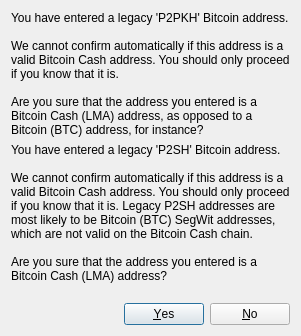
Above: src/qt/forms/legacyaddresswarndialog.ui from lambdablockchain/lambda-node before the change. Below: the same form after it.
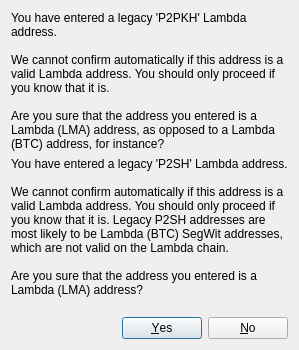
That is the form after the change.

Commit message: lambda blockchain launch

Patch:
```diff
--- a/src/qt/forms/legacyaddresswarndialog.ui
+++ b/src/qt/forms/legacyaddresswarndialog.ui
@@ -12,7 +12,7 @@
       <bool>true</bool>
      </property>
      <property name="text">
-      <string>You have entered a legacy 'P2PKH' Bitcoin address.&lt;br/&gt;&lt;br/&gt;We cannot confirm automatically if this address is a valid Bitcoin Cash address. You should only proceed if you know that it is.&lt;br/&gt;&lt;br/&gt;Are you sure that the address you entered is a Bitcoin Cash (LMA) address, as opposed to a Bitcoin (BTC) address, for instance?</string>
+      <string>You have entered a legacy 'P2PKH' Lambda address.&lt;br/&gt;&lt;br/&gt;We cannot confirm automatically if this address is a valid Lambda address. You should only proceed if you know that it is.&lt;br/&gt;&lt;br/&gt;Are you sure that the address you entered is a Lambda (LMA) address, as opposed to a Lambda (BTC) address, for instance?</string>
      </property>
      <property name="visible">
       <bool>false</bool>
@@ -25,7 +25,7 @@
       <bool>true</bool>
      </property>
      <property name="text">
-      <string>You have entered a legacy 'P2SH' Bitcoin address.&lt;br/&gt;&lt;br/&gt;We cannot confirm automatically if this address is a valid Bitcoin Cash address. You should only proceed if you know that it is. Legacy P2SH addresses are most likely to be Bitcoin (BTC) SegWit addresses, which are not valid on the Bitcoin Cash chain.&lt;br/&gt;&lt;br/&gt;Are you sure that the address you entered is a Bitcoin Cash (LMA) address?</string>
+      <string>You have entered a legacy 'P2SH' Lambda address.&lt;br/&gt;&lt;br/&gt;We cannot confirm automatically if this address is a valid Lambda address. You should only proceed if you know that it is. Legacy P2SH addresses are most likely to be Lambda (BTC) SegWit addresses, which are not valid on the Lambda chain.&lt;br/&gt;&lt;br/&gt;Are you sure that the address you entered is a Lambda (LMA) address?</string>
      </property>
      <property name="visible">
       <bool>false</bool>
```
The commit also changes 3360 other files.
